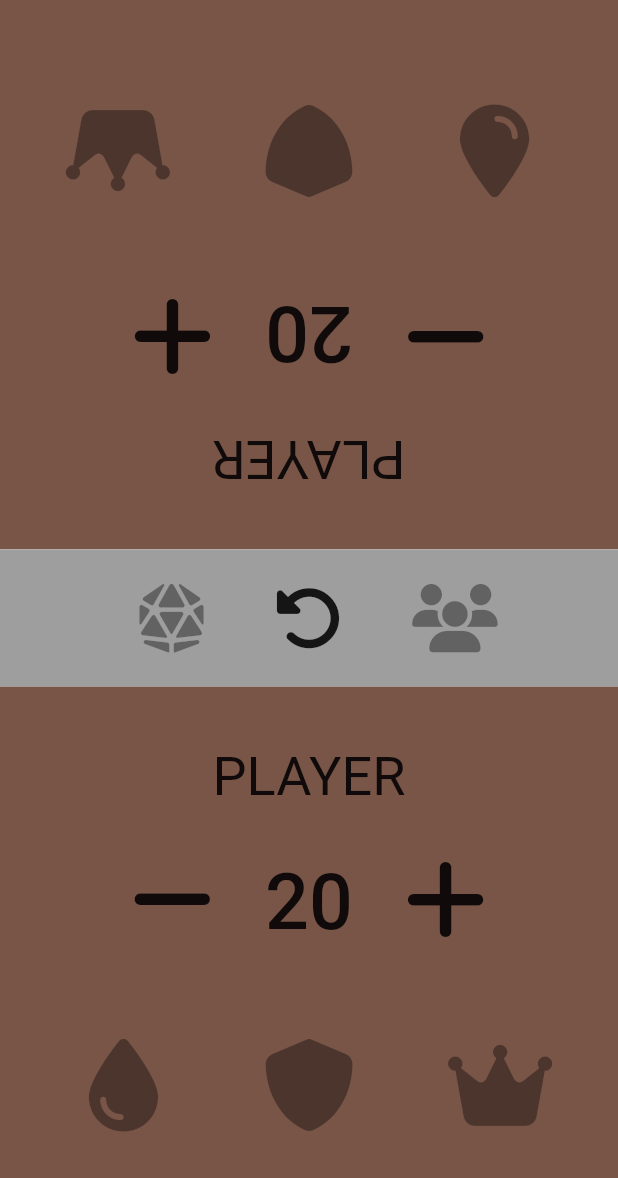
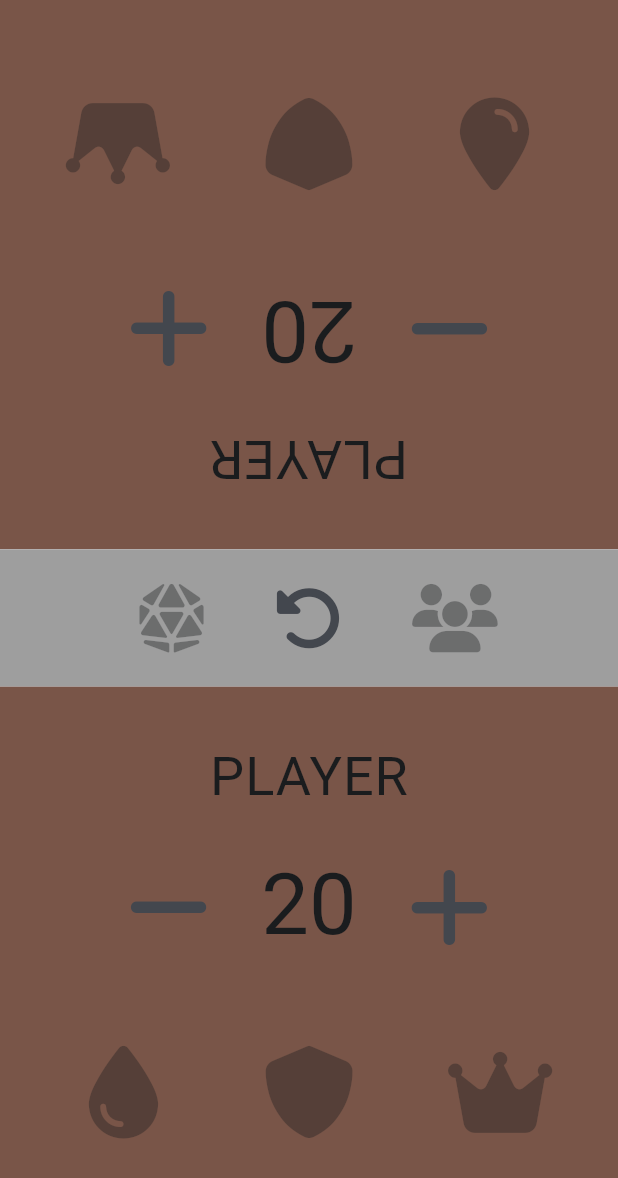
Before and after one commit to rozpo/moonfolk_back, a Flutter app: the screen it shows after launch, after a tap on "2 Players", on a phone screen of 412 x 824 dp. Shown: the top 1178 px of the screen. Run offline on Flutter 3.47's test engine with Material 2 defaults, Android fonts, the light colour scheme and no system bars; our stand-ins replace flutter_svg, font_awesome_flutter, google_fonts; Roboto replaces fonts that are missing (Kanit).

Commit message:
Apply color scheme from md3 theme builder

```diff
--- a/lib/core/app/moonfolk_app.dart
+++ b/lib/core/app/moonfolk_app.dart
@@ -1,9 +1,8 @@
 import 'package:flutter/material.dart';
-import 'package:google_fonts/google_fonts.dart';
 
 import '../../modules/home/page/home_page.dart';
 import '../config/moonfolk_config.dart';
-import '../theme/theme_controller.dart';
+import '../theme/moonfolk_theme.dart';
 
 class MoonfolkApp extends StatelessWidget {
   const MoonfolkApp({super.key});
@@ -12,23 +11,9 @@ class MoonfolkApp extends StatelessWidget {
   Widget build(BuildContext context) {
     return MaterialApp(
       title: MoonfolkConfig.appName,
-      theme: ThemeData(
-        colorScheme: ColorScheme.light(
-          primary: ThemeController().color.blue,
-          secondary: ThemeController().color.purple,
-        ),
-        fontFamily: GoogleFonts.kanit().fontFamily,
-        elevatedButtonTheme: ElevatedButtonThemeData(
-          style: ButtonStyle(
-            backgroundColor: const MaterialStatePropertyAll(
-              Colors.white,
-            ),
-            foregroundColor: MaterialStatePropertyAll(
-              ThemeController().color.purple,
-            ),
-          ),
-        ),
-      ),
+      theme: MoonfolkTheme.lightTheme,
+      darkTheme: MoonfolkTheme.darkTheme,
+      themeMode: ThemeMode.system,
       home: const HomePage(),
     );
   }
--- /dev/null
+++ b/lib/core/theme/moonfolk_theme.dart
@@ -0,0 +1,25 @@
+import 'package:flutter/material.dart';
+import 'package:google_fonts/google_fonts.dart';
+import 'package:moonfolk/core/theme/src/moonfolk_color_scheme.dart';
+
+mixin MoonfolkTheme {
+  static const Color grey = Color(0xFFC5C8D9);
+  static const Color blue = Color(0xFF2E62A6);
+  static const Color teal = Color(0xFF698EBF);
+  static const Color green = Color(0xFF72A697);
+  static const Color black = Color(0xFF0D0B09);
+
+  static ThemeData lightTheme = ThemeData(
+    brightness: Brightness.light,
+    useMaterial3: true,
+    fontFamily: GoogleFonts.kanit().fontFamily,
+    colorScheme: MoonfolkColorScheme.light,
+  );
+
+  static ThemeData darkTheme = ThemeData(
+    brightness: Brightness.dark,
+    useMaterial3: true,
+    fontFamily: GoogleFonts.kanit().fontFamily,
+    colorScheme: MoonfolkColorScheme.dark,
+  );
+}
--- /dev/null
+++ b/lib/core/theme/src/moonfolk_color_scheme.dart
@@ -0,0 +1,71 @@
+import 'package:flutter/material.dart';
+
+mixin MoonfolkColorScheme {
+  static const light = ColorScheme(
+    brightness: Brightness.light,
+    primary: Color(0xFF1560A5),
+    onPrimary: Color(0xFFFFFFFF),
+    primaryContainer: Color(0xFFD3E4FF),
+    onPrimaryContainer: Color(0xFF001C38),
+    secondary: Color(0xFF006B59),
+    onSecondary: Color(0xFFFFFFFF),
+    secondaryContainer: Color(0xFF7BF8D9),
+    onSecondaryContainer: Color(0xFF002019),
+    tertiary: Color(0xFF245FA6),
+    onTertiary: Color(0xFFFFFFFF),
+    tertiaryContainer: Color(0xFFD5E3FF),
+    onTertiaryContainer: Color(0xFF001B3C),
+    error: Color(0xFFBA1A1A),
+    errorContainer: Color(0xFFFFDAD6),
+    onError: Color(0xFFFFFFFF),
+    onErrorContainer: Color(0xFF410002),
+    background: Color(0xFFFDFCFF),
+    onBackground: Color(0xFF1A1C1E),
+    surface: Color(0xFFFDFCFF),
+    onSurface: Color(0xFF1A1C1E),
+    surfaceVariant: Color(0xFFDFE2EB),
+    onSurfaceVariant: Color(0xFF43474E),
+    outline: Color(0xFF73777F),
+    onInverseSurface: Color(0xFFF1F0F4),
+    inverseSurface: Color(0xFF2F3033),
+    inversePrimary: Color(0xFFA2C9FF),
+    shadow: Color(0xFF000000),
+    surfaceTint: Color(0xFF1560A5),
+    outlineVariant: Color(0xFFC3C6CF),
+    scrim: Color(0xFF000000),
+  );
+
+  static const dark = ColorScheme(
+    brightness: Brightness.dark,
+    primary: Color(0xFFA2C9FF),
+    onPrimary: Color(0xFF00315B),
+    primaryContainer: Color(0xFF004881),
+    onPrimaryContainer: Color(0xFFD3E4FF),
+    secondary: Color(0xFF5CDBBE),
+    onSecondary: Color(0xFF00382D),
+    secondaryContainer: Color(0xFF005142),
+    onSecondaryContainer: Color(0xFF7BF8D9),
+    tertiary: Color(0xFFA7C8FF),
+    onTertiary: Color(0xFF003061),
+    tertiaryContainer: Color(0xFF004689),
+    onTertiaryContainer: Color(0xFFD5E3FF),
+    error: Color(0xFFFFB4AB),
+    errorContainer: Color(0xFF93000A),
+    onError: Color(0xFF690005),
+    onErrorContainer: Color(0xFFFFDAD6),
+    background: Color(0xFF1A1C1E),
+    onBackground: Color(0xFFE3E2E6),
+    surface: Color(0xFF1A1C1E),
+    onSurface: Color(0xFFE3E2E6),
+    surfaceVariant: Color(0xFF43474E),
+    onSurfaceVariant: Color(0xFFC3C6CF),
+    outline: Color(0xFF8D9199),
+    onInverseSurface: Color(0xFF1A1C1E),
+    inverseSurface: Color(0xFFE3E2E6),
+    inversePrimary: Color(0xFF1560A5),
+    shadow: Color(0xFF000000),
+    surfaceTint: Color(0xFFA2C9FF),
+    outlineVariant: Color(0xFF43474E),
+    scrim: Color(0xFF000000),
+  );
+}
--- a/lib/core/theme/theme_controller.dart
+++ /dev/null
@@ -1,12 +0,0 @@
-import 'dart:ui';
-
-class ThemeColors {
-  final Color blue = const Color(0xff1384a8);
-  final Color purple = const Color(0xff352135);
-  final Color gold = const Color(0xff9c553c);
-
-}
-
-class ThemeController {
-  ThemeColors color = ThemeColors();
-}
```
